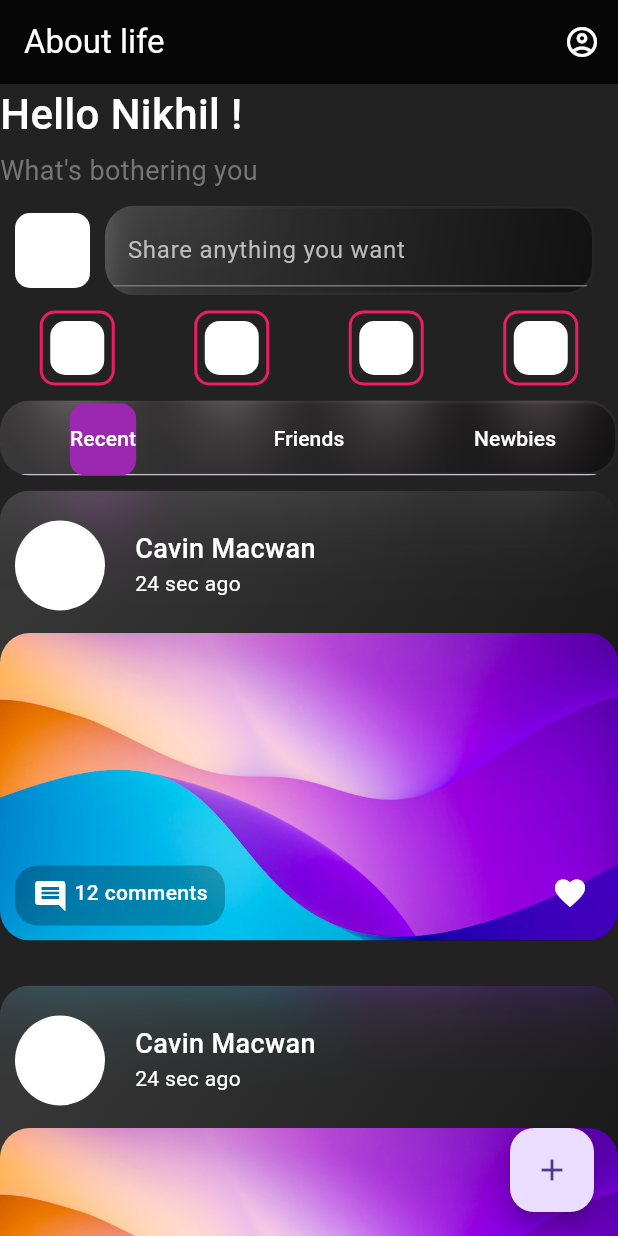
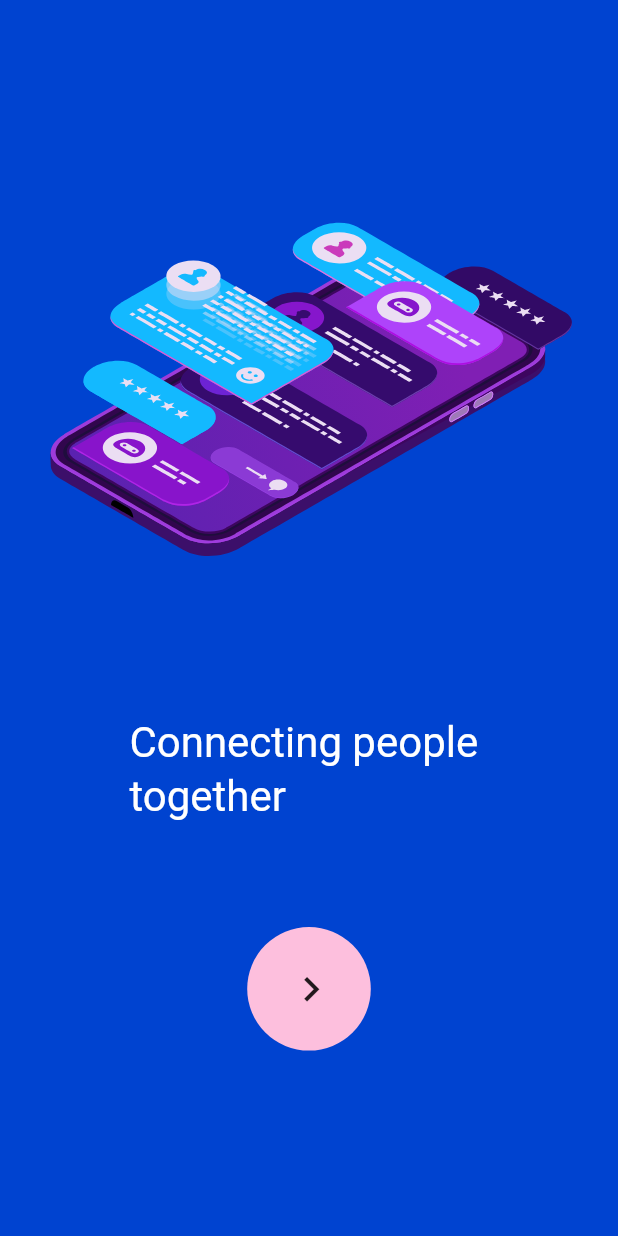
Before and after one commit to Cavin6080/community_app, a Flutter app: the screen it shows after launch, on a phone screen of 412 x 824 dp. Run offline on Flutter 3.47's test engine with Material 2 defaults, Android fonts, the phone set to English and light mode, and no system bars; drawn by our look-alikes of concentric_transition, glassmorphism, lottie; our stand-ins replace appwrite, dio, form_field_validator, get, modal_progress_hud_nsn, simple_animations; missing offline and left inert: fade_out_particle; project files that could hold a hidden picture were left out.

Commit message:
Updated HomePage & Profile Design & Added Validations 📤

```diff
--- a/lib/app/modules/home/views/home_view.dart
+++ b/lib/app/modules/home/views/home_view.dart
@@ -20,10 +20,12 @@ class HomeView extends GetView<HomeController> {
       child: Scaffold(
         backgroundColor: Colors.black87,
         appBar: AppBar(
-          title: const Text(
-            'About life',
-            style: TextStyle(color: Colors.white),
+          title: Text(
+            'HTF Community',
+            style: TextStyle(color: Colors.white).copyWith(fontSize: 14),
           ),
+          titleSpacing: 0,
+          leadingWidth: 12,
           centerTitle: false,
           backgroundColor: Colors.black87,
           actions: [
@@ -39,9 +41,10 @@ class HomeView extends GetView<HomeController> {
           ],
         ),
         body: ListView(
+          padding: const EdgeInsets.symmetric(horizontal: 12),
           children: [
             const Text(
-              "Hello Nikhil !",
+              "Hello Nikhil!",
               style: titleTextStyle,
             ),
             5.ph,
@@ -142,7 +145,7 @@ class HomeView extends GetView<HomeController> {
                 tabs: const [
                   Tab(
                     child: Text(
-                      "Recent",
+                      "Upcoming",
                       style: TextStyle(
                         color: Colors.white,
                       ),
@@ -150,14 +153,14 @@ class HomeView extends GetView<HomeController> {
                   ),
                   Tab(
                       child: Text(
-                        "Friends",
+                        "Past",
                         style: TextStyle(
                           color: Colors.white,
                         ),
                       )),
                   Tab(
                       child: Text(
-                        "Newbies",
+                        "Workshops",
                         style: TextStyle(
                           color: Colors.white,
                         ),
@@ -188,7 +191,14 @@ class HomeView extends GetView<HomeController> {
           ],
         ),
         floatingActionButton: FloatingActionButton(onPressed: (){
-          Get.toNamed(Routes.ADD_EVENT);
+          // Get.toNamed(Routes.ADD_EVENT);
+          if (controller.animationController.status == AnimationStatus.forward ||
+              controller.animationController.status == AnimationStatus.completed) {
+            controller.animationController.reverse();
+          } else {
+            controller.animationController.forward();
+            Get.toNamed(Routes.ADD_EVENT);
+          }
         },child: const Icon(Icons.add)),
       ),
     );
--- /dev/null
+++ b/lib/app/modules/onboarding/views/onboarding_view.dart
@@ -0,0 +1,265 @@
+import 'package:animated_text_kit/animated_text_kit.dart';
+import 'package:community_managment/app/routes/app_pages.dart';
+import 'package:concentric_transition/concentric_transition.dart';
+import 'package:flutter/material.dart';
+import 'package:get/get.dart';
+import 'package:lottie/lottie.dart';
+
+final pages = [
+  const PageData(
+    icon: Icons.bubble_chart,
+    title: "Connecting people \ntogether",
+    bgColor: Color(0xFF0043D0),
+    textColor: Colors.white,
+    lottieFile: "assets/lottie/ob1.json",
+    index: 0,
+  ),
+  const PageData(
+    icon: Icons.format_size,
+    title: "Stay in touch \nwith people",
+    textColor: Colors.white,
+    bgColor: Color(0xFFFDBFDD),
+    lottieFile: "assets/lottie/ob2.json",
+    index: 1,
+  ),
+  const PageData(
+    icon: Icons.hdr_weak,
+    title: "Connect with friends",
+    bgColor: Color(0xFFFFFFFF),
+    lottieFile: "assets/lottie/ob3.json",
+    index: 2,
+  ),
+];
+
+class OnboardingView extends StatelessWidget {
+  const OnboardingView({Key? key}) : super(key: key);
+
+  @override
+  Widget build(BuildContext context) {
+    final screenWidth = MediaQuery.of(context).size.width;
+    return Scaffold(
+      body: ConcentricPageView(
+        colors: pages.map((p) => p.bgColor).toList(),
+        radius: screenWidth * 0.1,
+        onFinish: () {
+          // controller.handleAuthenticatedState(context);
+          Get.toNamed(Routes.SIGN_IN);
+        },
+        // curve: Curves.ease,
+        nextButtonBuilder: (context) => Padding(
+          padding: const EdgeInsets.only(left: 3), // visual center
+          child: Icon(
+            Icons.navigate_next,
+            size: screenWidth * 0.08,
+          ),
+        ),
+        // itemCount: pages.length,
+        duration: const Duration(milliseconds: 1500),
+        // opacityFactor: 2.0,
+        // scaleFactor: 0.2,
+        // verticalPosition: 0.7,
+        // direction: Axis.vertical,
+        itemCount: pages.length,
+        // physics: NeverScrollableScrollPhysics(),
+        itemBuilder: (index) {
+          final page = pages[index % pages.length];
+          return SafeArea(
+            child: _Page(page: page),
+          );
+        },
+      ),
+    );
+  }
+}
+
+class PageData {
+  final String? title;
+  final int index;
+  final String? lottieFile;
+  final IconData? icon;
+  final Color bgColor;
+  final Color textColor;
+
+  const PageData({
+    required this.index,
+    this.title,
+    this.lottieFile,
+    this.icon,
+    this.bgColor = Colors.white,
+    this.textColor = Colors.black,
+  });
+}
+
+class _Page extends StatelessWidget {
+  final PageData page;
+
+  const _Page({Key? key, required this.page}) : super(key: key);
+
+  @override
+  Widget build(BuildContext context) {
+    final screenHeight = MediaQuery.of(context).size.height;
+    space(double p) => SizedBox(height: screenHeight * p / 100);
+    return Column(
+      // mainAxisAlignment: MainAxisAlignment.center,
+      children: [
+        // space(10),
+        // _Image(
+        //   page: page,
+        //   size: 190,
+        //   iconSize: 170,
+        // ),
+        space(8),
+        if (page.index == 1) space(10),
+        if (page.index == 2) space(18),
+        _LottieCustom(
+          page: page,
+        ),
+        if (page.index == 1) space(8),
+        if (page.index == 2) space(8),
+        AnimatedText(page: page),
+      ],
+    );
+  }
+}
+
+class AnimatedText extends StatelessWidget {
+  const AnimatedText({
+    Key? key,
+    required this.page,
+  }) : super(key: key);
+
+  final PageData page;
+
+  @override
+  Widget build(BuildContext context) {
+    return DefaultTextStyle(
+      style: Theme.of(context).textTheme.titleLarge?.copyWith(
+                color: page.index == 2 ? page.textColor : Colors.white,
+                fontSize: 28,
+              ) ??
+          TextStyle(
+            color: page.index == 2 ? Colors.blue : Colors.white,
+            fontSize: 20,
+          ),
+      child: AnimatedTextKit(
+        repeatForever: true,
+        animatedTexts: [
+          TypewriterAnimatedText(page.title ?? ""),
+        ],
+        // child: _Text(
+        //   page: page,
+        //   style: TextStyle(
+        //     fontSize: screenHeight * 0.046,
+        //   ),
+      ),
+    );
+  }
+}
+
+class _Text extends StatelessWidget {
+  const _Text({
+    Key? key,
+    required this.page,
+    this.style,
+  }) : super(key: key);
+
+  final PageData page;
+  final TextStyle? style;
+
+  @override
+  Widget build(BuildContext context) {
+    return Text(
+      page.title ?? '',
+      style: TextStyle(
+        color: page.textColor,
+        fontWeight: FontWeight.w600,
+        fontFamily: 'Helvetica',
+        letterSpacing: 0.0,
+        fontSize: 18,
+        height: 1.2,
+      ).merge(style),
+      textAlign: TextAlign.center,
+    );
+  }
+}
+
+//
+
+class _LottieCustom extends StatelessWidget {
+  final PageData page;
+  const _LottieCustom({required this.page, super.key});
+
+  @override
+  Widget build(BuildContext context) {
+    return LottieBuilder.asset(page.lottieFile ?? "");
+  }
+}
+
+// class _Image extends StatelessWidget {
+//   const _Image({
+//     Key? key,
+//     required this.page,
+//     required this.size,
+//     required this.iconSize,
+//   }) : super(key: key);
+
+//   final PageData page;
+//   final double size;
+//   final double iconSize;
+
+//   @override
+//   Widget build(BuildContext context) {
+//     final bgColor = page.bgColor
+//         // .withBlue(page.bgColor.blue - 40)
+//         .withGreen(page.bgColor.green + 20)
+//         .withRed(page.bgColor.red - 100)
+//         .withAlpha(90);
+
+//     final icon1Color =
+//         page.bgColor.withBlue(page.bgColor.blue - 10).withGreen(220);
+//     final icon2Color = page.bgColor.withGreen(66).withRed(77);
+//     final icon3Color = page.bgColor.withRed(111).withGreen(220);
+
+//     return Container(
+//       width: size,
+//       height: size,
+//       decoration: BoxDecoration(
+//         borderRadius: const BorderRadius.all(Radius.circular(60.0)),
+//         color: bgColor,
+//       ),
+//       child: Stack(
+//         clipBehavior: Clip.none,
+//         fit: StackFit.expand,
+//         children: [
+//           Positioned.fill(
+//             child: RotatedBox(
+//               quarterTurns: 2,
+//               child: Icon(
+//                 page.icon,
+//                 size: iconSize + 20,
+//                 color: icon1Color,
+//               ),
+//             ),
+//             right: -5,
+//             bottom: -5,
+//           ),
+//           Positioned.fill(
+//             child: RotatedBox(
+//               quarterTurns: 5,
+//               child: Icon(
+//                 page.icon,
+//                 size: iconSize + 20,
+//                 color: icon2Color,
+//               ),
+//             ),
+//           ),
+//           Icon(
+//             page.icon,
+//             size: iconSize,
+//             color: icon3Color,
+//           ),
+//         ],
+//       ),
+//     );
+//   }
+// }
--- a/lib/app/modules/profile/profile_view.dart
+++ b/lib/app/modules/profile/profile_view.dart
@@ -24,7 +24,7 @@ class ProfileView extends GetView<ProfileController> {
             'User',
             style: TextStyle(color: Colors.white),
           ),
-          leading: const Icon(Icons.arrow_back_ios,color: Colors.white,),
+          leading: GestureDetector(onTap: (){Get.back();},child: const Icon(Icons.arrow_back_ios,color: Colors.white,)),
           centerTitle: false,
           backgroundColor: Colors.black87,
           actions: [
@@ -38,6 +38,7 @@ class ProfileView extends GetView<ProfileController> {
           ],
         ),
         body: ListView(
+          padding: EdgeInsets.symmetric(horizontal: 12),
           children: [
             const Text(
               "Profile",
--- a/lib/app/modules/sign_in/view.dart
+++ b/lib/app/modules/sign_in/view.dart
@@ -6,6 +6,7 @@ import 'package:community_managment/app/routes/app_pages.dart';
 import 'package:community_managment/app/widgets/fade_animation.dart';
 import 'package:community_managment/app/widgets/textfield.dart';
 import 'package:flutter/material.dart';
+import 'package:form_field_validator/form_field_validator.dart';
 
 import 'package:get/get.dart';
 import 'package:modal_progress_hud_nsn/modal_progress_hud_nsn.dart';
@@ -141,6 +142,7 @@ class SignInView extends GetView<SignInController> {
                                     controller.emailController,
                                     textInputType: TextInputType.emailAddress,
                                     textInputAction: TextInputAction.next,
+                                    validator: MultiValidator([EmailValidator(errorText: "This field is required"),RequiredValidator(errorText: "This field is required")]),
                                     // validator:
                                     // controller.formValidations?.validation(
                                     //   type: "email",
@@ -178,6 +180,7 @@ class SignInView extends GetView<SignInController> {
                                       //   multiValidator: MultiValidator([]),
                                       //   isRequired: true,
                                       // ),
+                                    validator: MultiValidator([RequiredValidator(errorText: "This field is required")]),
                                     ),
 
                                 )
--- a/lib/app/modules/sign_up/logic.dart
+++ b/lib/app/modules/sign_up/logic.dart
@@ -23,6 +23,7 @@ class SignUpLogic extends GetxController {
 
 
   Future<void> signUp(BuildContext context) async {
+    if(signUpFormKey.currentState!.validate()){
     try {
       isLoading = true.obs;
       final user = AppWriteAuthClient.instance?.signup(userID: 'unique()', name: usernameController.value.text, email: emailController.value.text, password: passwordController.value.text);
@@ -39,7 +40,7 @@ class SignUpLogic extends GetxController {
     }
     catch (e) {
       print(e);
-    }
+    }}
   }
 
   void togglePassword(){
--- a/lib/app/routes/app_pages.dart
+++ b/lib/app/routes/app_pages.dart
@@ -10,13 +10,14 @@ import 'package:get/get.dart';
 
 import '../modules/home/bindings/home_binding.dart';
 import '../modules/home/views/home_view.dart';
+import '../modules/onboarding/views/onboarding_view.dart';
 
 part 'app_routes.dart';
 
 class AppPages {
   AppPages._();
 
-  static const INITIAL = Routes.HOME;
+  static const INITIAL = Routes.ONBOARDING;
   static const SIGN_UP = Routes.SIGN_UP;
   static const SIGN_IN = Routes.SIGN_IN;
   static const ADD_EVENT = Routes.ADD_EVENT;
@@ -26,6 +27,10 @@ class AppPages {
       name: _Paths.HOME,
       page: () => const HomeView(),
       binding: HomeBinding(),
+    ),
+    GetPage(
+      name: _Paths.ONBOARDING,
+      page: () => const OnboardingView(),
     ),
     GetPage(
       name: _Paths.SIGN_UP,
--- a/lib/app/routes/app_routes.dart
+++ b/lib/app/routes/app_routes.dart
@@ -8,6 +8,7 @@ abstract class Routes {
   static const SIGN_IN = _Paths.SIGN_IN;
   static const ADD_EVENT = _Paths.ADD_EVENT;
   static const PROFILE = _Paths.PROFILE;
+  static const ONBOARDING = _Paths.ONBOARDING;
 }
 
 abstract class _Paths {
@@ -17,4 +18,5 @@ abstract class _Paths {
   static const SIGN_IN = '/signIn';
   static const ADD_EVENT = '/addEvent';
   static const PROFILE = '/profile';
+  static const ONBOARDING = '/onboarding';
 }
--- a/lib/app/widgets/textfield.dart
+++ b/lib/app/widgets/textfield.dart
@@ -52,7 +52,7 @@ class TextInputField extends StatelessWidget {
       maxLength: maxLength ?? 100,
       style: const TextStyle(color: Color(0xFF491CCB)),
       enabled: enabled ?? true,
-      validator: validator ?? MultiValidator([]),
+      validator: validator??MultiValidator([]),
       onChanged: onChanged,
       obscureText: obscureText ?? false,
       textInputAction: textInputAction,
--- a/pubspec.yaml
+++ b/pubspec.yaml
@@ -16,6 +16,10 @@ dependencies:
   dio: ^4.0.6
   appwrite: ^8.2.1
   fade_out_particle:
+  concentric_transition:
+  lottie:
+  animated_text_kit:
+  circular_reveal_animation: ^2.0.1
 #  directus:
 #    git:
 #      url: https://github.com/milansurelia/directus-dart.git
```
Also changed, not shown: lib/app/modules/home/controllers/home_controller.dart (+12 -1 lines), lib/app/modules/sign_up/view.dart (+6 -6 lines), lib/app/modules/onboarding/bindings/onboarding_binding.dart (added), lib/app/modules/onboarding/controllers/onboarding_controller.dart (added), pubspec.lock.
